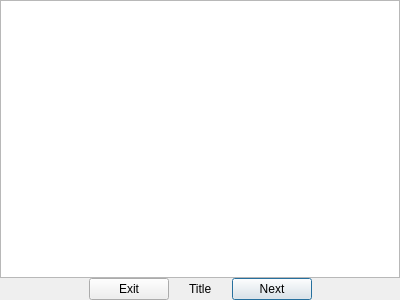
Before: the Qt Designer form gui/ui/tutorial.ui in analogdevicesinc/scopy, drawn with Qt 5.
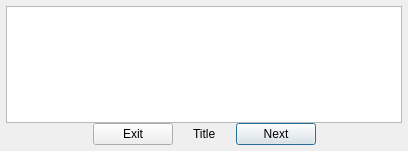
After: the same form once the commit is applied.

Commit message: Tutorial: Changed the tutorial to use the HoverWidget functionality

Patch:
```diff
--- a/gui/ui/tutorial.ui
+++ b/gui/ui/tutorial.ui
@@ -6,8 +6,8 @@
    <rect>
     <x>0</x>
     <y>0</y>
-    <width>400</width>
-    <height>300</height>
+    <width>408</width>
+    <height>151</height>
    </rect>
   </property>
   <property name="windowTitle">
@@ -18,16 +18,16 @@
     <number>0</number>
    </property>
    <property name="leftMargin">
-    <number>0</number>
+    <number>6</number>
    </property>
    <property name="topMargin">
-    <number>0</number>
+    <number>6</number>
    </property>
    <property name="rightMargin">
-    <number>0</number>
+    <number>6</number>
    </property>
    <property name="bottomMargin">
-    <number>0</number>
+    <number>6</number>
    </property>
    <item>
     <layout class="QHBoxLayout" name="horizontalLayout">
```
The commit also changes 9 other files.
